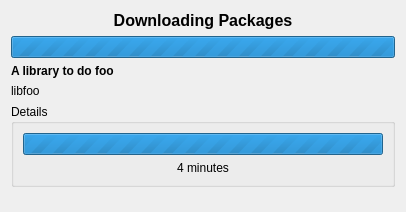
This is libkpackagekit/KpkTransaction.ui in KDE/apper as Qt 5 draws it before an edit. The edited form follows.
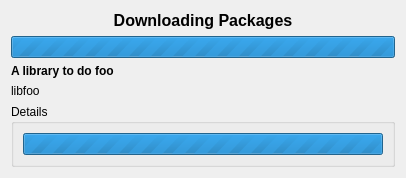
This is the edited form. Custom widgets are drawn as their Qt base class.

Commit message: FEATURE: show remaining time in the progress bar

```diff
--- a/libkpackagekit/KpkTransaction.ui
+++ b/libkpackagekit/KpkTransaction.ui
@@ -9,7 +9,7 @@
     <x>0</x>
     <y>0</y>
     <width>406</width>
-    <height>212</height>
+    <height>176</height>
    </rect>
   </property>
   <property name="sizePolicy" >
@@ -97,16 +97,6 @@
         </property>
        </widget>
       </item>
-      <item>
-       <widget class="QLabel" name="timeL" >
-        <property name="text" >
-         <string>4 minutes</string>
-        </property>
-        <property name="alignment" >
-         <set>Qt::AlignCenter</set>
-        </property>
-       </widget>
-      </item>
      </layout>
     </widget>
    </item>
@@ -125,6 +115,13 @@
    </item>
   </layout>
  </widget>
+ <customwidgets>
+  <customwidget>
+   <class>KpkProgressBar</class>
+   <extends>QProgressBar</extends>
+   <header>KpkProgressBar.h</header>
+  </customwidget>
+ </customwidgets>
  <resources/>
  <connections/>
 </ui>
```
Left out of the diff: 2 changed lines with no effect on the pictures. The commit also changes 4 other files.
